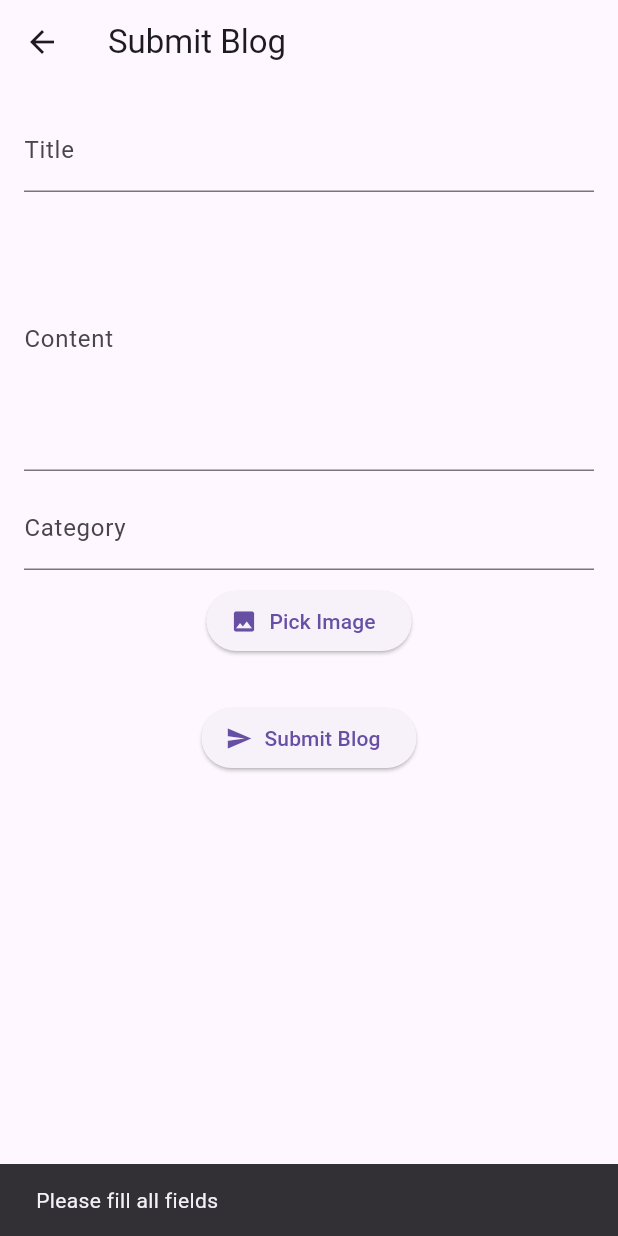
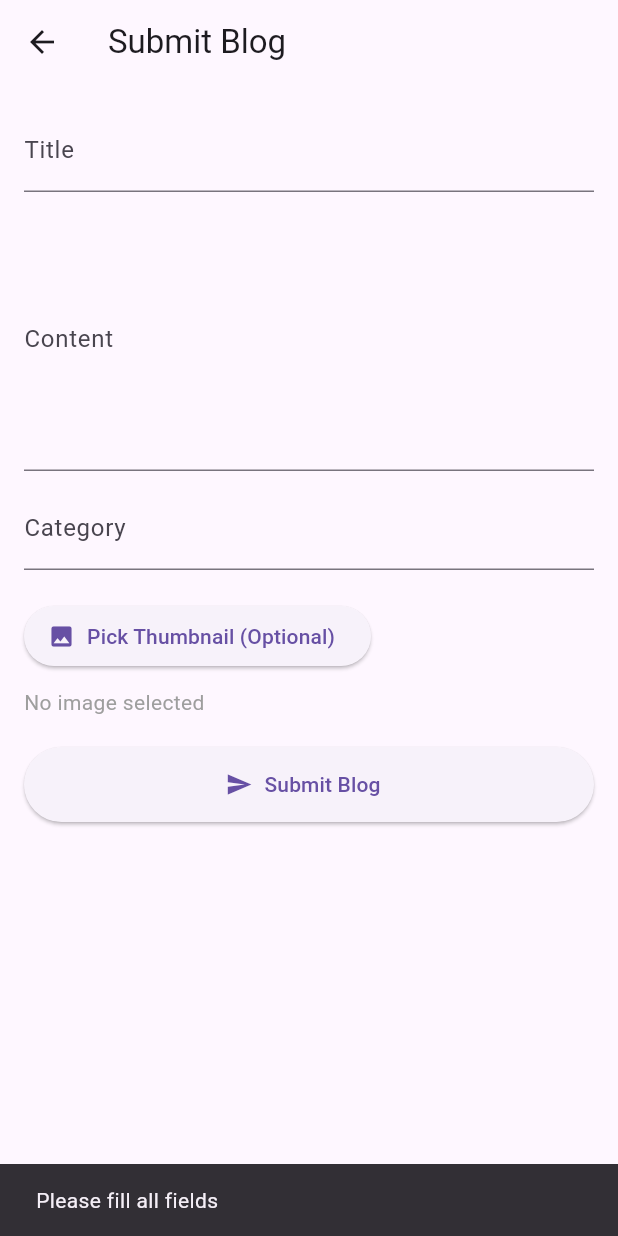
Before and after one commit to gengadharan4656/blog-app, a Flutter app: the SubmitBlogPage screen opened directly with empty values, after a tap on "Submit Blog", on a phone screen of 412 x 824 dp. Run offline on Flutter 3.47's test engine with Material 3 defaults, Android fonts, the phone set to English and light mode, and no system bars; our stand-ins replace image_picker.

Commit message:
Update submit_blog_page.dart

```diff
--- a/lib/submit_blog_page.dart
+++ b/lib/submit_blog_page.dart
@@ -1,3 +1,4 @@
+// Updated SubmitBlogPage.dart with optional thumbnail and validations
 import 'dart:io';
 import 'dart:typed_data';
 import 'package:flutter/foundation.dart';
@@ -58,12 +59,12 @@ class _SubmitBlogPageState extends State<SubmitBlogPage> {
     }
 
     final uri = Uri.parse('https://blog-app-k878.onrender.com/submit_blog');
+    final request = http.MultipartRequest('POST', uri);
 
-    final request = http.MultipartRequest('POST', uri);
+    request.fields['user_id'] = widget.userId;
     request.fields['title'] = title;
     request.fields['content'] = content;
     request.fields['category'] = category;
-    request.fields['user_id'] = widget.userId;
 
     if (_imageBytes != null && _imageName != null) {
       request.files.add(http.MultipartFile.fromBytes('thumbnail', _imageBytes!, filename: _imageName));
@@ -74,7 +75,9 @@ class _SubmitBlogPageState extends State<SubmitBlogPage> {
     try {
       final response = await request.send();
       if (response.statusCode == 200) {
-        ScaffoldMessenger.of(context).showSnackBar(const SnackBar(content: Text("Blog uploaded successfully")));
+        ScaffoldMessenger.of(context).showSnackBar(
+          const SnackBar(content: Text("Blog uploaded successfully")),
+        );
         titleController.clear();
         contentController.clear();
         categoryController.clear();
@@ -85,12 +88,12 @@ class _SubmitBlogPageState extends State<SubmitBlogPage> {
         });
       } else {
         ScaffoldMessenger.of(context).showSnackBar(
-          SnackBar(content: Text("Upload failed: ${response.statusCode}")),
+          SnackBar(content: Text("Upload failed: \${response.statusCode}")),
         );
       }
     } catch (e) {
       ScaffoldMessenger.of(context).showSnackBar(
-        SnackBar(content: Text("Error: $e")),
+        SnackBar(content: Text("Error: \$e")),
       );
     }
   }
@@ -101,7 +104,7 @@ class _SubmitBlogPageState extends State<SubmitBlogPage> {
     } else if (_imageBytes != null) {
       return Image.memory(_imageBytes!, height: 150);
     } else {
-      return const SizedBox.shrink();
+      return const Text("No image selected", style: TextStyle(color: Colors.grey));
     }
   }
 
@@ -113,6 +116,7 @@ class _SubmitBlogPageState extends State<SubmitBlogPage> {
         padding: const EdgeInsets.all(16),
         child: SingleChildScrollView(
           child: Column(
+            crossAxisAlignment: CrossAxisAlignment.start,
             children: [
               TextField(controller: titleController, decoration: const InputDecoration(labelText: "Title")),
               const SizedBox(height: 10),
@@ -123,10 +127,10 @@ class _SubmitBlogPageState extends State<SubmitBlogPage> {
               ),
               const SizedBox(height: 10),
               TextField(controller: categoryController, decoration: const InputDecoration(labelText: "Category")),
-              const SizedBox(height: 10),
+              const SizedBox(height: 20),
               ElevatedButton.icon(
                 icon: const Icon(Icons.image),
-                label: const Text("Pick Image"),
+                label: const Text("Pick Thumbnail (Optional)"),
                 onPressed: pickImage,
               ),
               const SizedBox(height: 10),
@@ -136,6 +140,7 @@ class _SubmitBlogPageState extends State<SubmitBlogPage> {
                 icon: const Icon(Icons.send),
                 label: const Text("Submit Blog"),
                 onPressed: submitBlog,
+                style: ElevatedButton.styleFrom(minimumSize: const Size.fromHeight(50)),
               )
             ],
           ),
```
